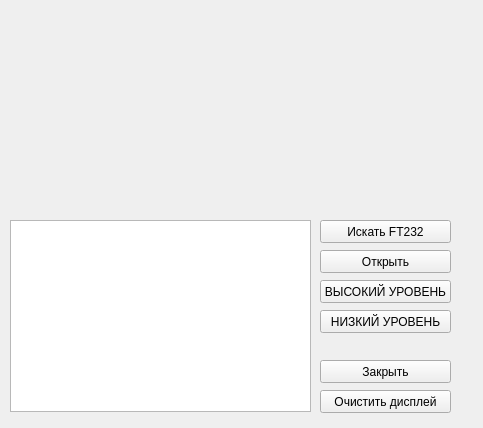
leninec/ft232-simple-qt, file widget.ui: the form before one commit.
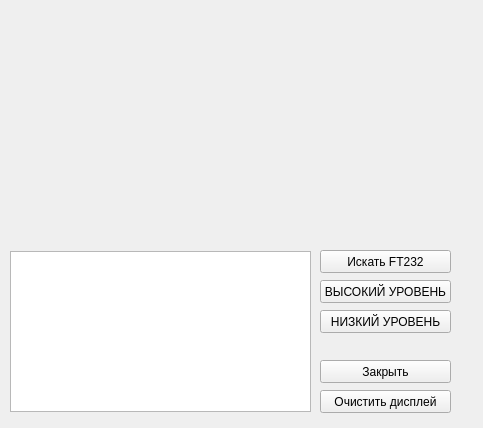
The form after the commit.

Commit message: Delete open button. Find and open one click

```diff
--- a/widget.ui
+++ b/widget.ui
@@ -17,9 +17,9 @@
    <property name="geometry">
     <rect>
      <x>10</x>
-     <y>220</y>
+     <y>251</y>
      <width>301</width>
-     <height>192</height>
+     <height>161</height>
     </rect>
    </property>
   </widget>
@@ -27,26 +27,13 @@
    <property name="geometry">
     <rect>
      <x>320</x>
-     <y>220</y>
-     <width>131</width>
-     <height>23</height>
-    </rect>
-   </property>
-   <property name="text">
-    <string>Искать FT232</string>
-   </property>
-  </widget>
-  <widget class="QPushButton" name="openButton">
-   <property name="geometry">
-    <rect>
-     <x>320</x>
      <y>250</y>
      <width>131</width>
      <height>23</height>
     </rect>
    </property>
    <property name="text">
-    <string>Открыть</string>
+    <string>Искать FT232</string>
    </property>
   </widget>
   <widget class="QPushButton" name="clearButton">
```
The commit also changes 4 other files.
